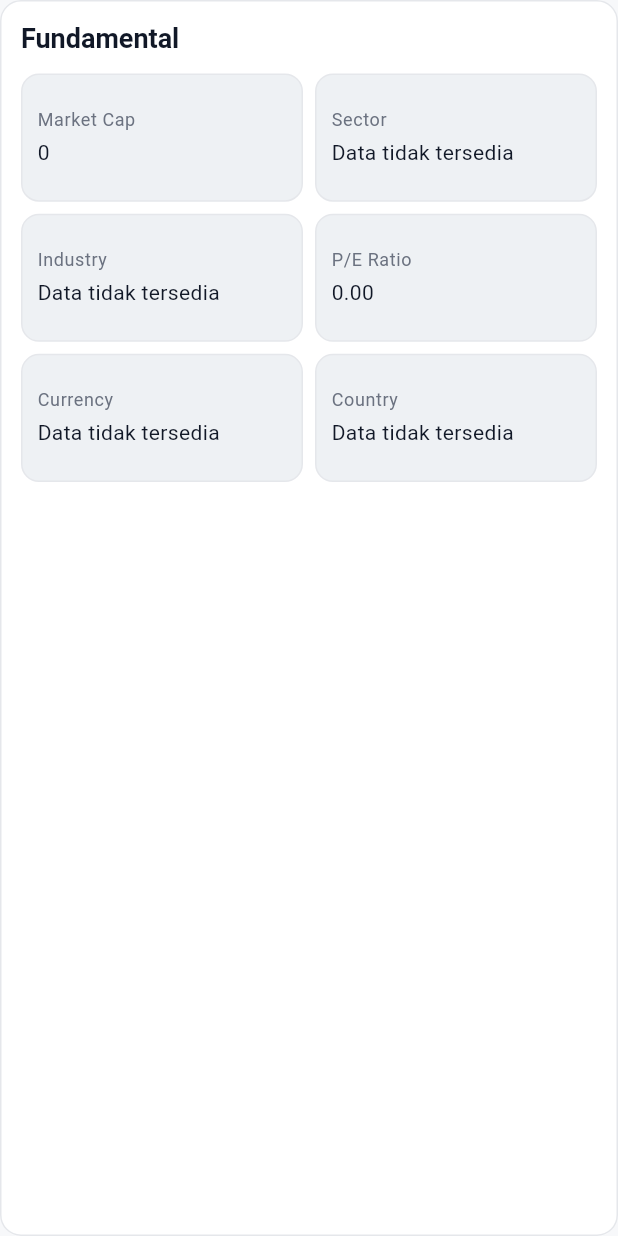
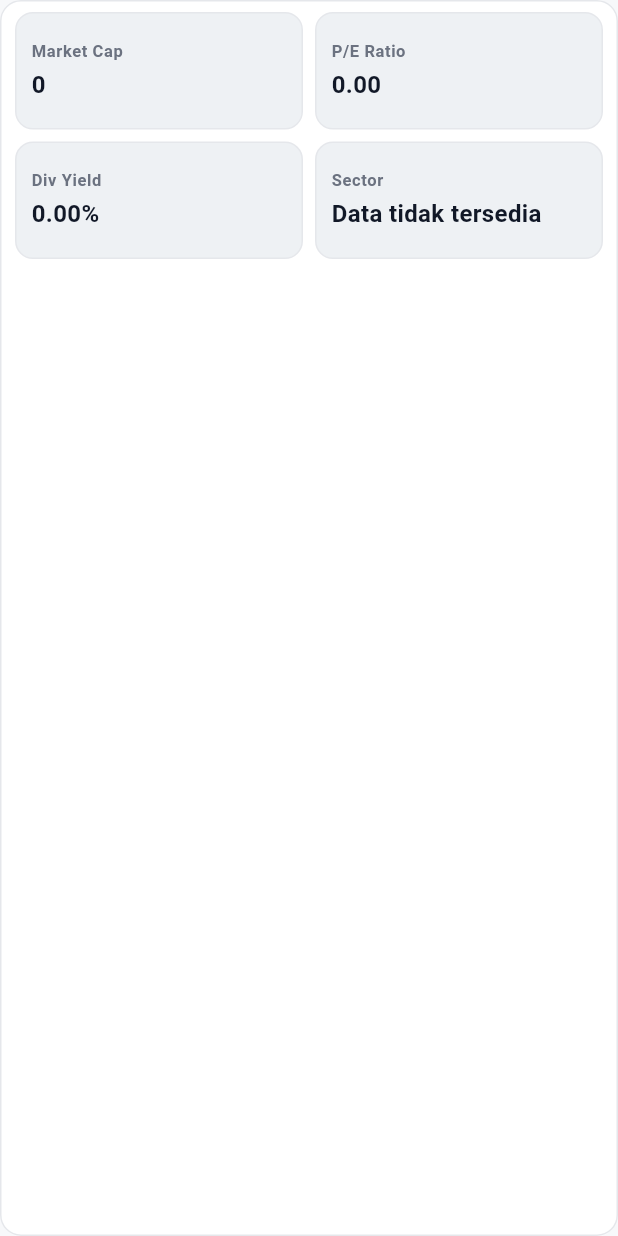
Before and after one commit to Cyaside/bullrithm, a Flutter app: the StockDetailFundamentalCard widget shown alone on an empty page, opened directly with empty values, on a phone screen of 412 x 824 dp. Run offline on Flutter 3.47's test engine with Material 3 defaults, Android fonts, the phone set to English and light mode, and no system bars.

Commit message:
style : stock detail ui

```diff
--- a/lib/data/models/company_overview.dart
+++ b/lib/data/models/company_overview.dart
@@ -3,10 +3,12 @@ class CompanyOverview {
     required this.symbol,
     required this.name,
     required this.description,
+    required this.officialSite,
     required this.sector,
     required this.industry,
     required this.marketCapitalization,
     required this.peRatio,
+    required this.dividendYield,
     required this.currency,
     required this.country,
     required this.exchange,
@@ -15,10 +17,12 @@ class CompanyOverview {
   final String symbol;
   final String name;
   final String description;
+  final String officialSite;
   final String sector;
   final String industry;
   final int? marketCapitalization;
   final double? peRatio;
+  final double? dividendYield;
   final String currency;
   final String country;
   final String exchange;
@@ -28,10 +32,12 @@ class CompanyOverview {
       symbol: _s(json, 'Symbol'),
       name: _s(json, 'Name'),
       description: _s(json, 'Description'),
+      officialSite: _s(json, 'OfficialSite'),
       sector: _s(json, 'Sector'),
       industry: _s(json, 'Industry'),
       marketCapitalization: _i(json, 'MarketCapitalization'),
       peRatio: _d(json, 'PERatio'),
+      dividendYield: _d(json, 'DividendYield'),
       currency: _s(json, 'Currency'),
       country: _s(json, 'Country'),
       exchange: _s(json, 'Exchange'),
--- a/lib/data/network/alpha_vantage_client.dart
+++ b/lib/data/network/alpha_vantage_client.dart
@@ -146,7 +146,7 @@ class AlphaVantageClient {
 
   Future<List<NewsItem>> fetchNewsSentiment({
     String? ticker,
-    int limit = 20,
+    int limit = 1000,
   }) async {
     final normalizedTicker = ticker?.trim().toUpperCase();
 
--- a/lib/presentation/screens/news/news_sentiment_screen.dart
+++ b/lib/presentation/screens/news/news_sentiment_screen.dart
@@ -52,7 +52,7 @@ class _NewsSentimentScreenState extends State<NewsSentimentScreen> {
     });
 
     try {
-      final items = await _client!.fetchNewsSentiment(limit: 20);
+      final items = await _client!.fetchNewsSentiment(limit: 1000);
       if (!mounted || currentToken != _requestToken) return;
 
       setState(() {
--- a/lib/presentation/screens/stock_detail/components/detail_formatters.dart
+++ b/lib/presentation/screens/stock_detail/components/detail_formatters.dart
@@ -38,3 +38,9 @@ String formatMarketCap(int? value) {
   if (v >= 1e3) return '${(v / 1e3).toStringAsFixed(2)} K';
   return value.toString();
 }
+
+String formatDividendYield(double? value) {
+  if (value == null) return 'Data tidak tersedia';
+  final percent = value * 100;
+  return '${percent.toStringAsFixed(2)}%';
+}
--- a/lib/presentation/screens/stock_detail/components/detail_fundamental_card.dart
+++ b/lib/presentation/screens/stock_detail/components/detail_fundamental_card.dart
@@ -17,40 +17,36 @@ class StockDetailFundamentalCard extends StatelessWidget {
         'Market Cap',
         formatMarketCap(overview?.marketCapitalization),
       ),
-      _MetricItem('Sector', displayOrFallback(overview?.sector)),
-      _MetricItem('Industry', displayOrFallback(overview?.industry)),
       _MetricItem(
         'P/E Ratio',
         overview?.peRatio == null
             ? 'Data tidak tersedia'
             : formatDecimal(overview!.peRatio!),
       ),
-      _MetricItem('Currency', displayOrFallback(overview?.currency)),
-      _MetricItem('Country', displayOrFallback(overview?.country)),
+      _MetricItem('Div Yield', formatDividendYield(overview?.dividendYield)),
+      _MetricItem('Sector', displayOrFallback(overview?.sector)),
     ];
 
     return Card(
       child: Padding(
-        padding: const EdgeInsets.all(14),
+        padding: const EdgeInsets.fromLTRB(10, 8, 10, 8),
         child: Column(
           crossAxisAlignment: CrossAxisAlignment.start,
           children: [
-            Text('Fundamental', style: theme.textTheme.titleLarge),
-            const SizedBox(height: 12),
             GridView.builder(
               physics: const NeverScrollableScrollPhysics(),
               shrinkWrap: true,
               itemCount: items.length,
               gridDelegate: const SliverGridDelegateWithFixedCrossAxisCount(
                 crossAxisCount: 2,
-                childAspectRatio: 2.2,
+                childAspectRatio: 2.45,
                 crossAxisSpacing: 8,
                 mainAxisSpacing: 8,
               ),
               itemBuilder: (context, index) {
                 final item = items[index];
                 return Container(
-                  padding: const EdgeInsets.all(10),
+                  padding: const EdgeInsets.fromLTRB(10, 8, 10, 8),
                   decoration: BoxDecoration(
                     borderRadius: BorderRadius.circular(12),
                     color: context.semanticColors.surfaceMuted,
@@ -60,13 +56,22 @@ class StockDetailFundamentalCard extends StatelessWidget {
                     crossAxisAlignment: CrossAxisAlignment.start,
                     mainAxisAlignment: MainAxisAlignment.center,
                     children: [
-                      Text(item.label, style: theme.textTheme.bodySmall),
-                      const SizedBox(height: 4),
+                      Text(
+                        item.label,
+                        style: theme.textTheme.bodySmall?.copyWith(
+                          fontSize: 11,
+                          fontWeight: FontWeight.w600,
+                        ),
+                      ),
+                      const SizedBox(height: 3),
                       Text(
                         item.value,
                         maxLines: 2,
                         overflow: TextOverflow.ellipsis,
-                        style: theme.textTheme.bodyMedium,
+                        style: theme.textTheme.bodyMedium?.copyWith(
+                          fontSize: 16,
+                          fontWeight: FontWeight.w700,
+                        ),
                       ),
                     ],
                   ),
```
Also changed, not shown: lib/presentation/screens/stock_detail/components/detail_description_card.dart (+41 -2 lines), lib/presentation/screens/stock_detail/components/detail_header_card.dart (+85 -9 lines), lib/presentation/screens/stock_detail/stock_detail_screen.dart (+31 -8 lines).
